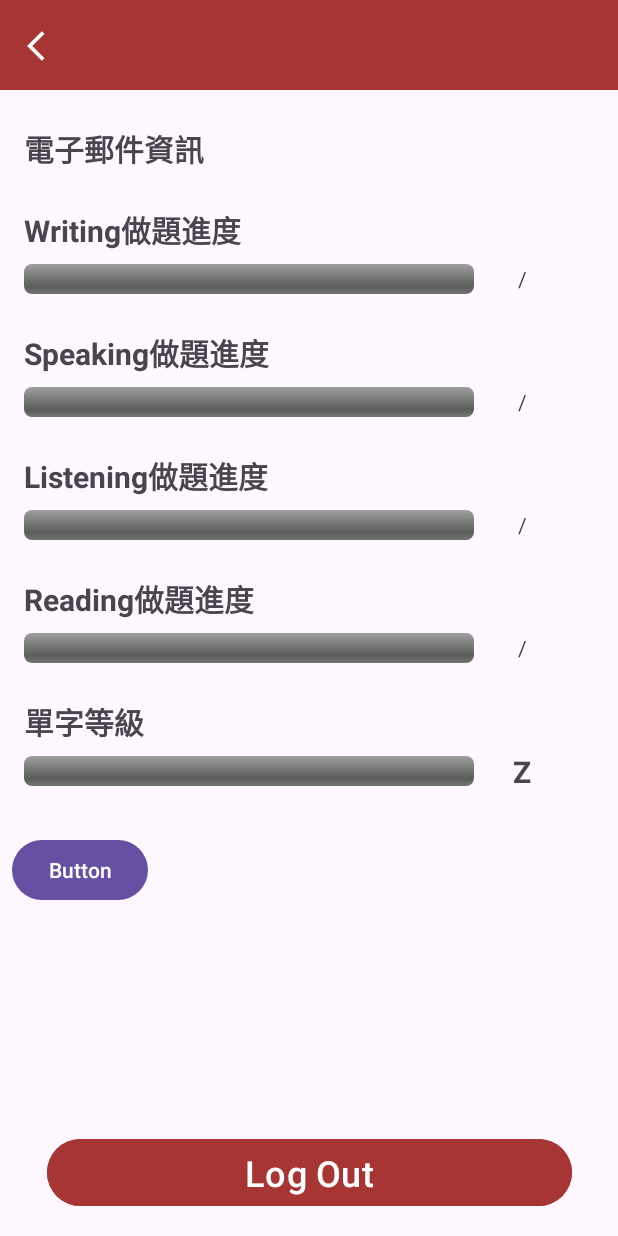
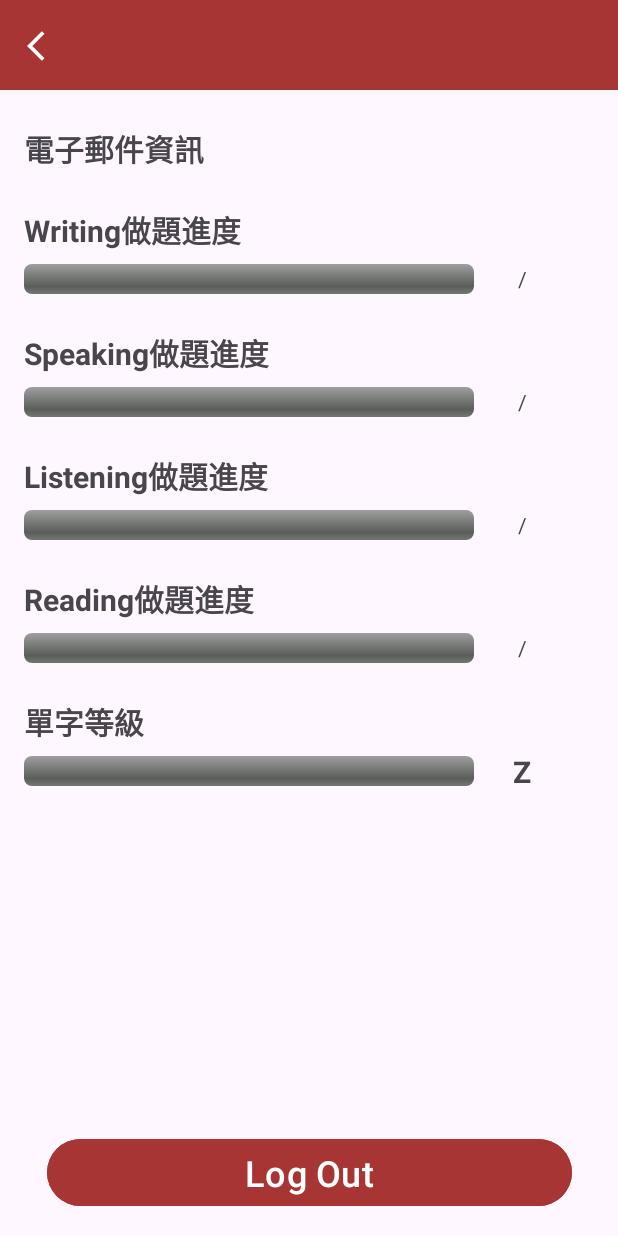
Before and after one commit to Fishtin666/GP_final, an Android app: the profile screen opened directly, with no data from a screen before it, on a phone screen of 412 x 824 dp. Run offline under Robolectric (Android 15) with nearby library versions, the phone set to English and light mode, and no system bars; our stand-ins replace Firebase (no records; nobody signed in at launch, a user with empty details on screens opened directly).

Commit message:
fish 0513 1

```diff
--- a/GP_final/GProject/app/src/main/java/com/example/gproject/profile.java
+++ b/GP_final/GProject/app/src/main/java/com/example/gproject/profile.java
@@ -32,7 +32,7 @@ import com.google.protobuf.StringValue;
 import java.lang.reflect.Array;
 
 public class profile extends AppCompatActivity {
-    Button logout,jump;
+    Button logout;
     ImageButton back;
     TextView email,Uid,w_done,l_done,s_done,r_done,voc;
     private ProgressBar w_progressBar,s_progressBar,l_progressBar,r_progressBar,voc_progressBar;
@@ -63,13 +63,7 @@ public class profile extends AppCompatActivity {
         r_done = findViewById(R.id.reading_done);
         voc = findViewById(R.id.voc);
 
-        jump = findViewById(R.id.button6);
-        jump.setOnClickListener(new View.OnClickListener() {
-            @Override
-            public void onClick(View view) {
-                startActivity(new Intent(profile.this, getDb.class));
-            }
-        });
+
 
         logout = findViewById(R.id.logOut);
         email = findViewById(R.id.email);
--- a/GP_final/GProject/app/src/main/res/layout/fragment_ai_teacher2.xml
+++ b/GP_final/GProject/app/src/main/res/layout/fragment_ai_teacher2.xml
@@ -116,7 +116,7 @@
                 android:gravity="center"
                 android:text="一個回答就搞定"
                 android:textColor="@color/darkGrey"
-                android:textSize="30sp"
+                android:textSize="26sp"
                 android:textStyle="bold"
                 app:layout_constraintEnd_toEndOf="parent"
                 app:layout_constraintStart_toEndOf="@id/Q7" />
--- a/GP_final/GProject/app/src/main/res/layout/profile.xml
+++ b/GP_final/GProject/app/src/main/res/layout/profile.xml
@@ -236,15 +236,5 @@
         app:layout_constraintStart_toStartOf="@+id/name2"
         app:layout_constraintTop_toBottomOf="@+id/name7" />
 
-    <Button
-        android:id="@+id/button6"
-        android:layout_width="wrap_content"
-        android:layout_height="wrap_content"
-        android:layout_marginStart="8dp"
-        android:layout_marginTop="32dp"
-        android:text="Button"
-        app:layout_constraintStart_toStartOf="parent"
-        app:layout_constraintTop_toBottomOf="@+id/progressBar6" />
-
 
 </androidx.constraintlayout.widget.ConstraintLayout>
```
Also changed, not shown: GP_final/GProject/app/src/main/java/com/example/gproject/WordQuiz/LevelAQuizActivity.java (+14 -2 lines), GP_final/GProject/app/src/main/java/com/example/gproject/WordQuiz/LevelBQuizActivity.java (+16 -1 lines), GP_final/GProject/app/src/main/java/com/example/gproject/WordQuiz/LevelCQuizActivity.java (+12 -1 lines).
